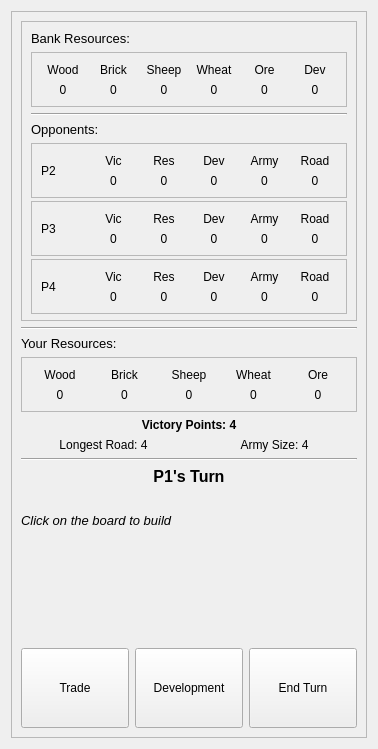
Qt form drawing/ui/main_menu.ui (AlexShem247/a-catan-tutor) before a commit.
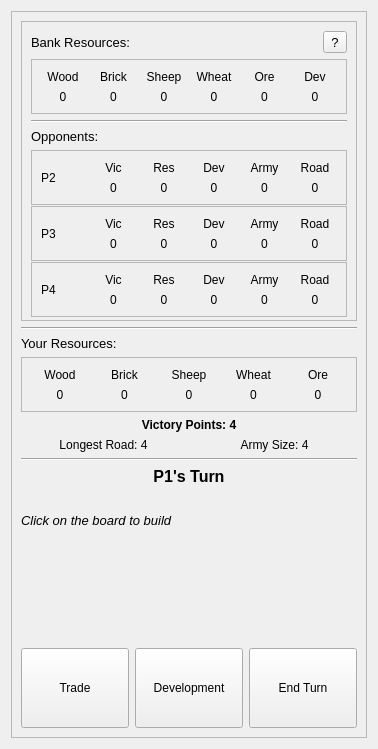
The same form after that commit.

Commit message: Added title screen and help screen

The edit to the form file:
```diff
--- a/drawing/ui/main_menu.ui
+++ b/drawing/ui/main_menu.ui
@@ -47,6 +47,8 @@
           </property>
           <layout class="QVBoxLayout" name="verticalLayout_4">
            <item>
+            <layout class="QHBoxLayout" name="horizontalLayout">
+             <item>
             <widget class="QLabel" name="label_58">
              <property name="font">
               <font>
@@ -57,6 +59,20 @@
               <string>Bank Resources:</string>
              </property>
             </widget>
+             </item>
+             <item>
+              <widget class="QToolButton" name="help_btn">
+               <property name="font">
+                <font>
+                 <pointsize>10</pointsize>
+                </font>
+               </property>
+               <property name="text">
+                <string>?</string>
+               </property>
+              </widget>
+             </item>
+            </layout>
            </item>
            <item>
             <widget class="QFrame" name="frame_3">
```
Lines whose indentation alone changed are shown as unchanged. The commit also changes 10 other files.
